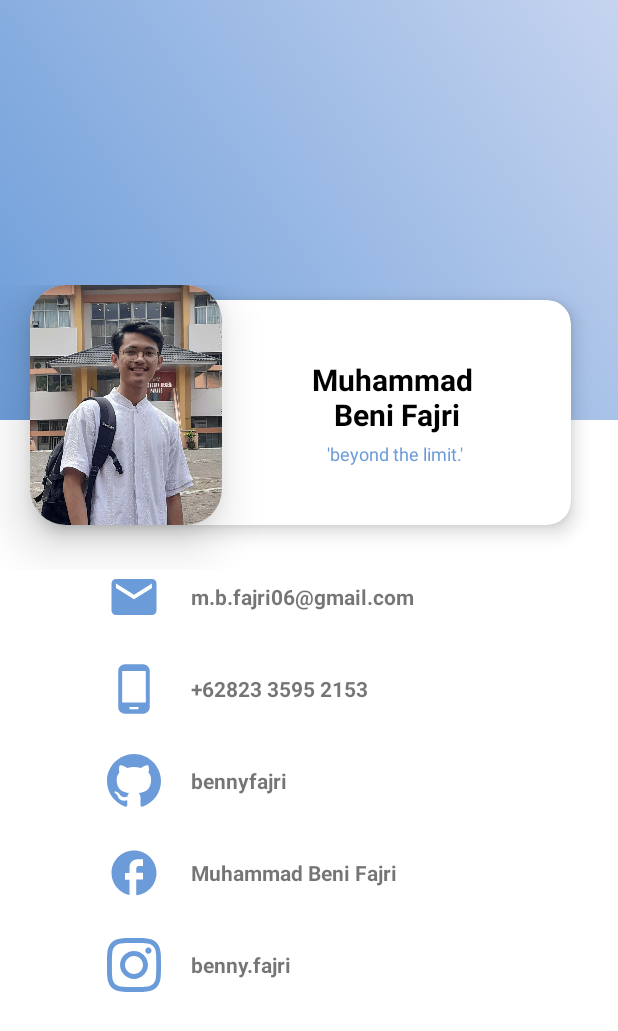
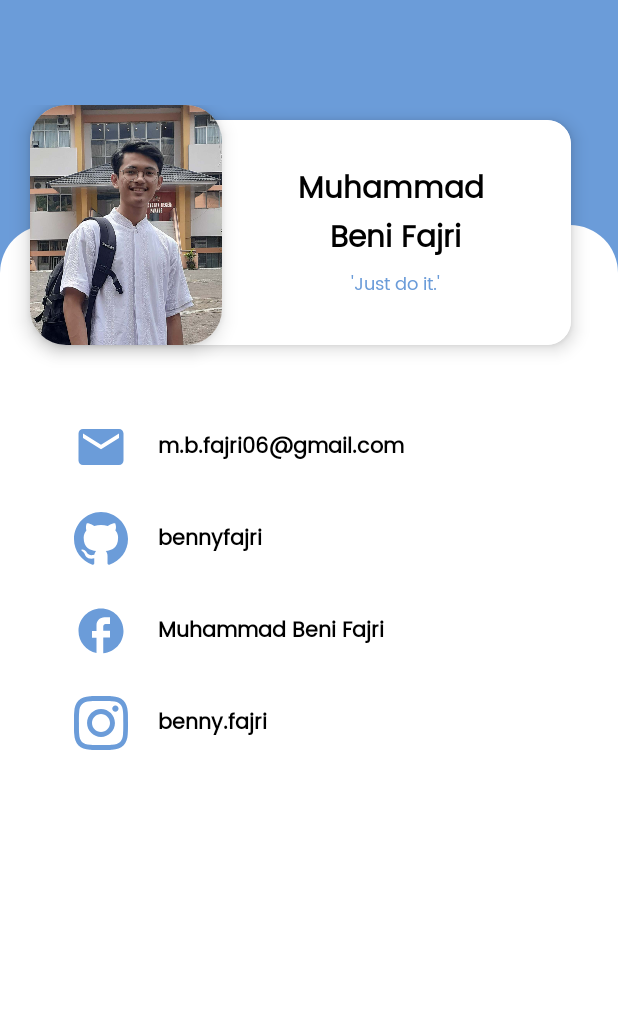
Before and after one commit to bennyfajri/Resin-Ku, an Android app: the ActivityInfo screen opened directly, with no data from a screen before it, on a phone screen of 412 x 824 dp. Shown: the top 1031 px of the screen. Run offline under Robolectric (Android 15) with nearby library versions, the phone set to English and light mode, and no system bars.

Commit message:
update layout

```diff
--- a/app/src/main/java/com/benny/resin_ku/ActivityInfo.kt
+++ b/app/src/main/java/com/benny/resin_ku/ActivityInfo.kt
@@ -16,9 +16,6 @@ class ActivityInfo : AppCompatActivity() {
 
         email.setOnClickListener{ v ->
             emailIntent()
-        }
-        whatsapp.setOnClickListener { v ->
-            whatsappIntent()
         }
         github.setOnClickListener{ v ->
             githubIntent()
--- /dev/null
+++ b/app/src/main/res/drawable/round_top.xml
@@ -0,0 +1,11 @@
+<?xml version="1.0" encoding="utf-8"?>
+<shape
+    xmlns:android="http://schemas.android.com/apk/res/android">
+
+    <solid
+        android:color="@color/white"/>
+    <corners
+        android:topRightRadius="32dp"
+        android:topLeftRadius="32dp"/>
+
+</shape>
--- a/app/src/main/res/layout/activity_info.xml
+++ b/app/src/main/res/layout/activity_info.xml
@@ -1,185 +1,211 @@
 <?xml version="1.0" encoding="utf-8"?>
-<LinearLayout
-    xmlns:android="http://schemas.android.com/apk/res/android"
+<ScrollView xmlns:android="http://schemas.android.com/apk/res/android"
     xmlns:app="http://schemas.android.com/apk/res-auto"
     xmlns:tools="http://schemas.android.com/tools"
     android:layout_width="match_parent"
     android:layout_height="match_parent"
-    tools:context=".ActivityInfo"
-
-    android:orientation="vertical">
+    android:background="@color/purple_500"
+    android:fillViewport="true"
+    tools:context=".ActivityInfo">
 
     <RelativeLayout
         android:layout_width="match_parent"
-        android:layout_height="380dp">
-        <LinearLayout
-            android:background="@drawable/gradientbackground"
+        android:layout_height="match_parent"
+        android:background="@color/purple_500">
+
+        <FrameLayout
+            android:id="@+id/rlBlue"
             android:layout_width="match_parent"
-            android:layout_height="280dp"
-            android:orientation="vertical">
-        </LinearLayout>
+            android:layout_height="150dp">
+
+
+        </FrameLayout>
+
         <FrameLayout
             android:layout_width="match_parent"
             android:layout_height="200dp"
-            android:layout_marginTop="190dp">
+            android:layout_marginTop="70dp"
+            android:elevation="20dp"
+            app:layout_constraintEnd_toEndOf="parent"
+            app:layout_constraintStart_toStartOf="parent"
+            app:layout_constraintTop_toTopOf="parent">
+
             <androidx.cardview.widget.CardView
                 android:layout_width="128dp"
                 android:layout_height="160dp"
+                android:layout_marginStart="20dp"
                 app:cardCornerRadius="24dp"
-                app:cardElevation="20dp"
-                android:layout_marginStart="20dp">
+                app:cardElevation="8dp">
+
                 <ImageView
                     android:layout_width="match_parent"
                     android:layout_height="match_parent"
-                    android:src="@drawable/fotocropped"/>
+                    android:src="@drawable/fotocropped" />
             </androidx.cardview.widget.CardView>
+
             <androidx.cardview.widget.CardView
                 android:id="@+id/cardNama"
                 android:layout_width="350dp"
                 android:layout_height="150dp"
+                android:layout_gravity="center_horizontal"
+                android:layout_marginTop="10dp"
                 app:cardCornerRadius="16dp"
-                app:cardElevation="8dp"
-                android:layout_marginTop="10dp"
-                android:layout_gravity="center_horizontal">
+                app:cardElevation="7dp">
+
                 <LinearLayout
                     android:layout_width="match_parent"
                     android:layout_height="match_parent"
+                    android:background="@color/white"
                     android:orientation="horizontal"
                     android:weightSum="3">
+
                     <LinearLayout
                         android:layout_width="0dp"
                         android:layout_height="match_parent"
                         android:layout_weight="1"
-                        android:orientation="vertical"
-                        android:gravity="center">
-                    </LinearLayout>
+                        android:gravity="center"
+                        android:orientation="vertical" />
+
                     <LinearLayout
                         android:layout_width="0dp"
                         android:layout_height="match_parent"
                         android:layout_weight="2"
-                        android:orientation="vertical"
-                        android:gravity="center">
+                        android:gravity="center"
+                        android:orientation="vertical">
+
                         <TextView
                             android:layout_width="wrap_content"
                             android:layout_height="wrap_content"
+                            android:fontFamily="@font/poppins"
                             android:text="Muhammad \nBeni Fajri"
                             android:textAlignment="center"
+                            android:textColor="@color/black"
                             android:textSize="20sp"
-                            android:textStyle="bold"
-                            android:textColor="@android:color/black"/>
+                            android:textStyle="bold" />
+
                         <TextView
                             android:layout_width="wrap_content"
                             android:layout_height="wrap_content"
-                            android:text="'beyond the limit.'"
-                            android:textSize="12sp"
+                            android:fontFamily="@font/poppins"
                             android:paddingTop="4dp"
-                            android:textColor="@color/purple_500"/>
+                            android:text="'Just do it.'"
+                            android:textColor="@color/purple_500"
+                            android:textSize="12sp" />
                     </LinearLayout>
                 </LinearLayout>
             </androidx.cardview.widget.CardView>
         </FrameLayout>
-    </RelativeLayout>
+
         <LinearLayout
-        android:layout_width="320dp"
+            android:id="@+id/linearLayout"
+            android:layout_width="match_parent"
             android:layout_height="wrap_content"
+            android:layout_below="@id/rlBlue"
+            android:layout_alignParentBottom="true"
+            android:background="@drawable/round_top"
             android:orientation="vertical"
-        android:layout_gravity="center">
+            android:paddingStart="24dp"
+            android:paddingTop="130dp"
+            android:paddingEnd="24dp"
+            android:paddingBottom="50dp">
+
             <LinearLayout
                 android:id="@+id/email"
                 android:layout_width="match_parent"
                 android:layout_height="wrap_content"
                 android:orientation="horizontal"
                 android:paddingLeft="25dp">
+
                 <ImageView
                     android:layout_width="36dp"
                     android:layout_height="36dp"
-                android:src="@drawable/ic_email"/>
+                    android:src="@drawable/ic_email" />
+
                 <TextView
                     android:layout_width="wrap_content"
                     android:layout_height="wrap_content"
+                    android:layout_gravity="center_vertical"
+                    android:fontFamily="@font/poppins"
                     android:paddingLeft="20dp"
                     android:text="m.b.fajri06@gmail.com"
-               android:layout_gravity="center_vertical"
-               android:textStyle="bold"/>
+                    android:textColor="@color/black"
+                    android:textStyle="bold" />
             </LinearLayout>
-        <LinearLayout
-            android:id="@+id/whatsapp"
-            android:layout_width="match_parent"
-            android:layout_height="wrap_content"
-            android:orientation="horizontal"
-            android:paddingLeft="25dp"
-            android:layout_marginTop="25dp">
-            <ImageView
-                android:layout_width="36dp"
-                android:layout_height="36dp"
-                android:src="@drawable/ic_phone_android"/>
-            <TextView
-                android:layout_width="wrap_content"
-                android:layout_height="wrap_content"
-                android:paddingLeft="20dp"
-                android:text="+62823 3595 2153"
-                android:layout_gravity="center_vertical"
-                android:textStyle="bold"/>
-        </LinearLayout>
+
             <LinearLayout
                 android:id="@+id/github"
                 android:layout_width="match_parent"
                 android:layout_height="wrap_content"
+                android:layout_marginTop="25dp"
                 android:orientation="horizontal"
-            android:paddingLeft="25dp"
-            android:layout_marginTop="25dp">
+                android:paddingLeft="25dp">
+
                 <ImageView
                     android:layout_width="36dp"
                     android:layout_height="36dp"
-                android:src="@drawable/ic_github"/>
+                    android:src="@drawable/ic_github" />
+
                 <TextView
                     android:layout_width="wrap_content"
                     android:layout_height="wrap_content"
+                    android:layout_gravity="center_vertical"
+                    android:fontFamily="@font/poppins"
                     android:paddingLeft="20dp"
                     android:text="bennyfajri"
-                android:layout_gravity="center_vertical"
-                android:textStyle="bold"/>
+                    android:textColor="@color/black"
+                    android:textStyle="bold" />
             </LinearLayout>
+
             <LinearLayout
                 android:id="@+id/facebook"
                 android:layout_width="match_parent"
                 android:layout_height="wrap_content"
+                android:layout_marginTop="25dp"
                 android:orientation="horizontal"
-            android:paddingLeft="25dp"
-            android:layout_marginTop="25dp">
+                android:paddingLeft="25dp">
+
                 <ImageView
                     android:layout_width="36dp"
                     android:layout_height="36dp"
-                android:src="@drawable/ic_facebook"/>
+                    android:src="@drawable/ic_facebook" />
+
                 <TextView
                     android:layout_width="wrap_content"
                     android:layout_height="wrap_content"
+                    android:layout_gravity="center_vertical"
+                    android:fontFamily="@font/poppins"
                     android:paddingLeft="20dp"
                     android:text="Muhammad Beni Fajri"
-                android:layout_gravity="center_vertical"
-                android:textStyle="bold"/>
+                    android:textColor="@color/black"
+                    android:textStyle="bold" />
             </LinearLayout>
+
             <LinearLayout
                 android:id="@+id/instagram"
                 android:layout_width="match_parent"
                 android:layout_height="wrap_content"
+                android:layout_marginTop="25dp"
                 android:orientation="horizontal"
-            android:paddingLeft="25dp"
-            android:layout_marginTop="25dp">
+                android:paddingLeft="25dp">
+
                 <ImageView
                     android:layout_width="36dp"
                     android:layout_height="36dp"
-                android:src="@drawable/ic_instagram"/>
+                    android:src="@drawable/ic_instagram" />
+
                 <TextView
                     android:layout_width="wrap_content"
                     android:layout_height="wrap_content"
+                    android:layout_gravity="center_vertical"
+                    android:fontFamily="@font/poppins"
                     android:paddingLeft="20dp"
                     android:text="benny.fajri"
-                android:layout_gravity="center_vertical"
-                android:textStyle="bold"/>
+                    android:textColor="@color/black"
+                    android:textStyle="bold" />
             </LinearLayout>
 
         </LinearLayout>
 
+    </RelativeLayout>
 
-</LinearLayout>
+</ScrollView>
--- a/app/src/main/res/layout/fragment_resin.xml
+++ b/app/src/main/res/layout/fragment_resin.xml
@@ -1,11 +1,12 @@
 <?xml version="1.0" encoding="utf-8"?>
-<FrameLayout
+<ScrollView
     xmlns:android="http://schemas.android.com/apk/res/android"
     xmlns:app="http://schemas.android.com/apk/res-auto"
     xmlns:tools="http://schemas.android.com/tools"
     android:layout_width="match_parent"
     android:layout_height="match_parent"
-    tools:context=".Fragment_Resin">
+    tools:context=".Fragment_Resin"
+    android:fillViewport="true">
 
     <androidx.constraintlayout.widget.ConstraintLayout
         android:layout_width="match_parent"
@@ -13,14 +14,14 @@
 
         <me.zhanghai.android.materialprogressbar.MaterialProgressBar
             android:id="@+id/progress_resin"
-            style="@style/Widget.MaterialComponents.CircularProgressIndicator"
             android:layout_width="320dp"
             android:layout_height="320dp"
             android:layout_gravity="center"
             app:layout_constraintBottom_toTopOf="@id/linearLayout2"
             app:layout_constraintEnd_toEndOf="parent"
             app:layout_constraintStart_toStartOf="parent"
-            app:layout_constraintTop_toTopOf="parent" />
+            app:layout_constraintTop_toTopOf="parent"
+            style="@style/Widget.MaterialComponents.CircularProgressIndicator"/>
 
         <LinearLayout
             android:id="@+id/linearLayout1"
@@ -38,19 +39,21 @@
             app:layout_constraintTop_toTopOf="parent">
 
             <TextView
-                android:id="@+id/textResin"
+                android:id="@+id/tvResin"
                 android:layout_width="wrap_content"
                 android:layout_height="wrap_content"
                 android:layout_gravity="center"
                 android:gravity="center"
                 android:text="@string/resin_fragment"
-                android:textSize="32sp" />
+                android:textSize="32sp"
+                android:fontFamily="@font/poppins"/>
 
             <TextView
                 android:layout_width="wrap_content"
                 android:layout_height="wrap_content"
                 android:layout_marginTop="8dp"
-                android:text="Fill in:" />
+                android:text="Fill in:"
+                android:fontFamily="@font/poppins"/>
 
             <TextView
                 android:id="@+id/resinCountdown"
@@ -58,14 +61,17 @@
                 android:layout_height="wrap_content"
                 android:layout_marginTop="8dp"
                 android:text="10.00"
-                android:textSize="24sp" />
+                android:textSize="24sp"
+                android:fontFamily="@font/poppins"/>
         </LinearLayout>
 
         <LinearLayout
             android:id="@+id/linearLayout2"
-            android:layout_width="300dp"
+            android:layout_width="match_parent"
             android:layout_height="120dp"
             android:orientation="vertical"
+            android:layout_marginStart="24dp"
+            android:layout_marginEnd="24dp"
             app:layout_constraintBottom_toBottomOf="parent"
             app:layout_constraintEnd_toEndOf="parent"
             app:layout_constraintStart_toStartOf="parent"
@@ -75,7 +81,8 @@
                 android:layout_width="wrap_content"
                 android:layout_height="wrap_content"
                 android:layout_marginStart="4dp"
-                android:text="Last resin" />
+                android:text="Last resin"
+                android:fontFamily="@font/poppins" />
 
             <FrameLayout
                 android:layout_width="match_parent"
@@ -87,7 +94,8 @@
                     android:layout_width="240dp"
                     android:layout_height="40dp"
                     android:hint="XX"
-                    android:inputType="number"/>
+                    android:inputType="number"
+                    android:fontFamily="@font/poppins"/>
 
                 <Button
                     android:id="@+id/rsn_btnSet"
@@ -97,7 +105,9 @@
                     android:layout_weight="1"
                     android:text="Set"
                     android:textSize="12sp"
-                    android:layout_gravity="end" />
+                    android:layout_gravity="end"
+                    android:fontFamily="@font/poppins"
+                    android:textAllCaps="false"/>
 
             </FrameLayout>
 
@@ -106,8 +116,6 @@
                 android:layout_width="match_parent"
                 android:layout_height="wrap_content">
 
-
-
                 <Button
                     android:id="@+id/rsn_btnSubmit"
                     style="@style/Widget.AppCompat.Button.Colored"
@@ -115,7 +123,9 @@
                     android:layout_height="40dp"
                     android:layout_weight="1"
                     android:text="Submit"
-                    android:textSize="12sp" />
+                    android:textSize="12sp"
+                    android:fontFamily="@font/poppins"
+                    android:textAllCaps="false"/>
 
                 <Button
                     android:id="@+id/rsn_btnReset"
@@ -124,10 +134,12 @@
                     android:layout_height="40dp"
                     android:layout_weight="1"
                     android:text="Reset"
-                    android:textSize="12sp" />
+                    android:textSize="12sp"
+                    android:fontFamily="@font/poppins"
+                    android:textAllCaps="false"/>
             </LinearLayout>
         </LinearLayout>
 
 
     </androidx.constraintlayout.widget.ConstraintLayout>
-</FrameLayout>
+</ScrollView>
```
Also changed, not shown: app/src/main/res/font/poppins.ttf (added), app/src/main/res/font/poppins_bold.ttf (added). Lines whose indentation alone changed are shown as unchanged.
